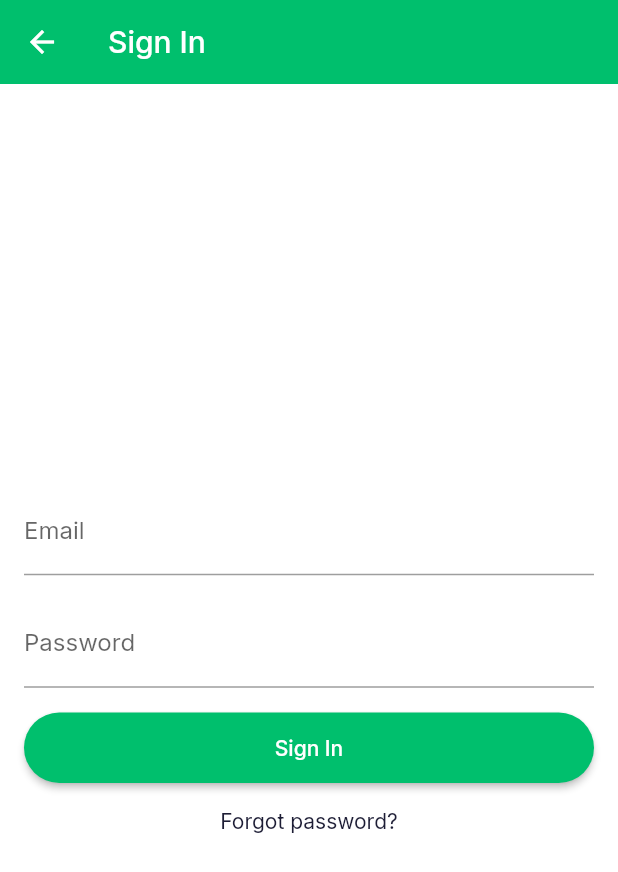
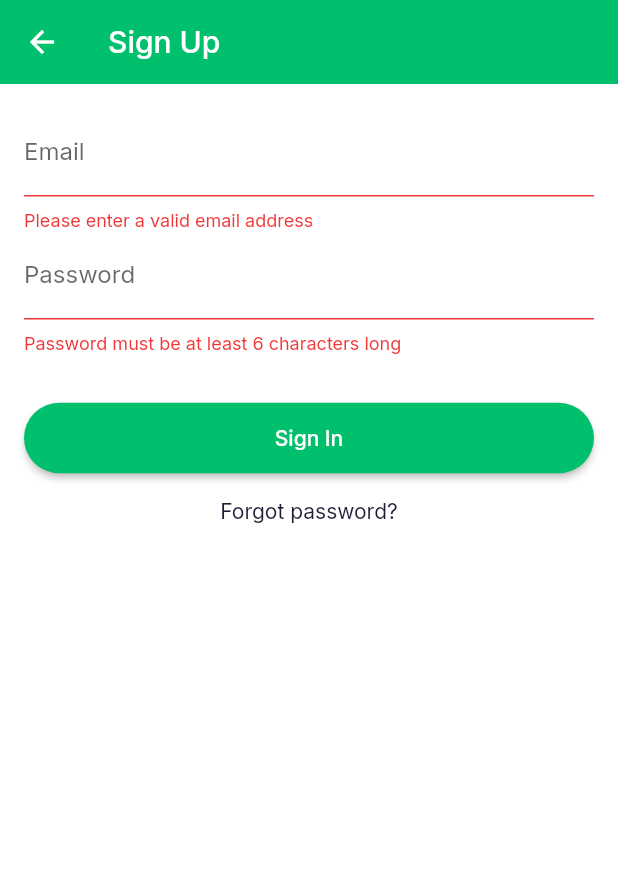
Before and after one commit to pawaka2020/chatuiconcept, a Flutter app: the SignInScreen screen opened directly, after a tap on "Sign In", on a phone screen of 412 x 824 dp. Shown: the top 872 px of the screen. Run offline on Flutter 3.47's test engine with Material 2 defaults, Android fonts, the phone set to English and light mode, and no system bars; our stand-ins replace google_fonts, socket_io_client, supabase, supabase_flutter; missing offline and left inert: pointycastle; accounts and stored records are empty.

Commit message:
Implemented signup, signin and signout. Moving database to selfhost and cleaning up code for handover tomorrow

```diff
--- a/lib/model_auth/user/chat_user.dart
+++ b/lib/model_auth/user/chat_user.dart
@@ -15,17 +15,17 @@ import '../../singletons.dart';
 
 class ChatUser {
   /// Uid generated by Supabase Auth. Only value is ''.
-  final String uid;
+  String uid;
   /// Name of user.
-  final String username;
+  String username;
   /// Email address of user.
-  final String signature;
+  String signature;
   /// Image of Url, if not provided a default will be used.
-  final String avatarUrl;
+  String avatarUrl;
   /// Date of creation.
-  final DateTime dateCreated;
+  DateTime dateCreated;
   /// NEW: List of uids as contacts. Starts with null.
-  final List<String> contacts;
+  List<String> contacts;
 
   /// Constructor.
   ChatUser(
@@ -52,10 +52,20 @@ class ChatUser {
   static ChatUser fromMap(Map<String, dynamic> map) {
     return ChatUser(
       map['uid'] as String,
-      map['name'] as String,
-      map['signature'] as String ?? '', map['avatarUrl'] as String ?? '',
-      DateTime.parse(map['dateCreated'] as String),
+      map['username'] as String,
+      map['signature'] as String ?? '',
+      map['avatar_url'] as String ?? '',
+      DateTime.parse(map['date_created'] as String),
       List<String>.from(map['contacts'] ?? []),
     );
   }
+
+  void reset() {
+    uid = '';
+    username = '';
+    signature  = '';
+    avatarUrl = '';
+    dateCreated = DateTime.now();
+    contacts  = [];
+  }
 }
--- a/lib/model_auth/user/chat_user_repo.dart
+++ b/lib/model_auth/user/chat_user_repo.dart
@@ -16,11 +16,6 @@ class ChatUserRepo {
     this.batchSize = 1000,
     this.batchInterval = const Duration(seconds: 5),
   });
-
-  // ChatUser create()
-  // {
-  //
-  // }
 
   Future<void> queueUser(ChatUser user) async {
     _userQueue.add(user);
--- a/lib/screen/signin/signinscreen.dart
+++ b/lib/screen/signin/signinscreen.dart
@@ -1,8 +1,9 @@
 import 'package:flutter/cupertino.dart';
 import 'package:flutter/material.dart';
-
+import 'package:supabase_flutter/supabase_flutter.dart';
 import '../../commoncompo/primarybutton.dart';
 import '../../model_auth/user/chat_user.dart';
+import '../../model_auth/user/chat_user_auth.dart';
 import '../../singletons.dart';
 import '../../uifunctions.dart';
 import '../chat/chatscreen.dart';
@@ -18,6 +19,46 @@ class _SignInScreenState extends State<SignInScreen> {
   final _formKey = GlobalKey<FormState>();
   String _email = '';
   String _password = '';
+
+  Future<void> _signIn2() async {
+    if (_formKey.currentState!.validate()) {
+      _formKey.currentState!.save();
+      debugPrint('_email: $_email, _password: $_password');
+      try {
+        final response = await supabaseClient.auth.signInWithPassword(
+          email: _email, password: _password,
+        );
+        if (response.user?.id != null){
+          currentUser = ChatUser(
+              response.user!.id,
+              response.user?.userMetadata!['username'],
+              '',
+              '',
+              DateTime.now(),
+              []
+          );
+          navigateTo(context, const ChatScreen());
+        }
+      } on AuthException catch (e) {
+        if (e.statusCode != null) {
+          // Alert user that their email or password is incorrect
+          ScaffoldMessenger.of(context).showSnackBar(
+            const SnackBar(
+              content: Text('Wrong email or password. Please try again.'),
+            ),
+          );
+        }
+      }
+    }
+  }
+
+  Future<void> _signIn() async {
+    if (_formKey.currentState!.validate()){
+      _formKey.currentState!.save();
+      await ChatUserAuth().signIn(_email, _password, context);
+      navigateTo(context, const ChatScreen());
+    }
+  }
 
   Widget _buildEmailField() {
     return TextFormField(
@@ -51,33 +92,9 @@ class _SignInScreenState extends State<SignInScreen> {
     );
   }
 
-  Future<void> signIn(String email, String password) async {
-
-    if (_formKey.currentState!.validate()) {
-      _formKey.currentState!.save();
-      debugPrint('_email: $_email, _password: $_password');
-      final response = await supabaseClient.auth.signInWithPassword(
-        email: email,
-        password: password,
-      );
-      if (response.user?.id != null)
-      {
-        currentUser = ChatUser(
-            response.user!.id,
-            response.user?.userMetadata!['username'],
-            '',
-            '',
-            DateTime.now(),
-            []
-        );
-        navigateTo(context, const ChatScreen());
-      }
-    }
-
-  }
-  Widget _buildSignInButton(BuildContext context) => PrimaryButton(
+  Widget _buildSignInButton() => PrimaryButton(
     context: context,
-    pressCallback:()=> signIn(_email, _password),
+    pressCallback:()=> _signIn(),
     buttonText: "Sign In",
   );
 
@@ -94,25 +111,26 @@ class _SignInScreenState extends State<SignInScreen> {
   Widget build(BuildContext context) {
     return Scaffold(
         appBar: AppBar(
-        title: const Text('Sign In'),
+          title: const Text('Sign Up'),
         ),
-      body: Center(
+        body: SingleChildScrollView(
           child: Padding(
             padding: const EdgeInsets.all(16.0),
+            child: Form(
+              key: _formKey,
               child: Column(
-            mainAxisAlignment: MainAxisAlignment.center,
                 children: [
-              _buildEmailField(),
+                  _buildEmailField(), //TextFormField
+                  _buildPasswordField(), //TextFormField
+                  const SizedBox(height: 32.0),
+                  _buildSignInButton(),
                   const SizedBox(height: 16.0),
-              _buildPasswordField(),
-              const SizedBox(height: 16.0),
-              _buildSignInButton(context),
-              const SizedBox(height: 16.0),
-              _buildForgotPasswordText(),
+                  _buildForgotPasswordText()
                 ],
               ),
             ),
           ),
+        )
     );
   }
 }
```
Also changed, not shown: lib/main.dart (+0 -23 lines), lib/model_auth/user/chat_user_auth.dart (+37 -20 lines), lib/screen/chat/chatscreen.dart (+10 -0 lines), lib/screen/chat/compo/chatbody.dart (+24 -1 lines), 1 other file. Lines whose indentation alone changed are shown as unchanged.
